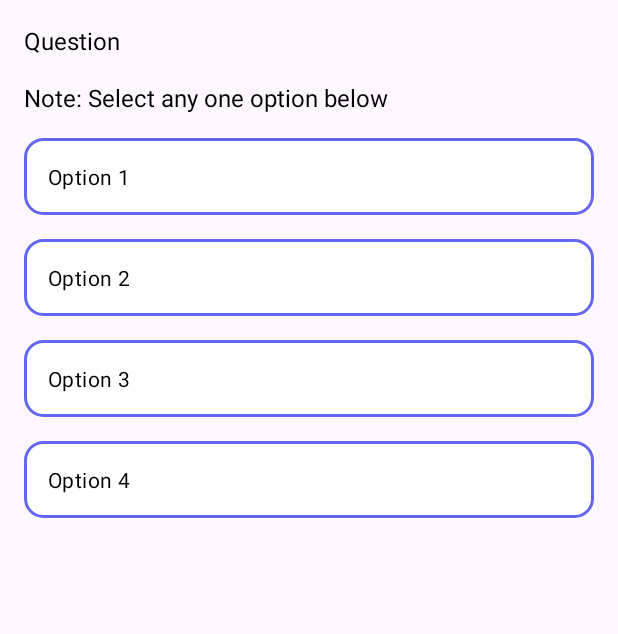
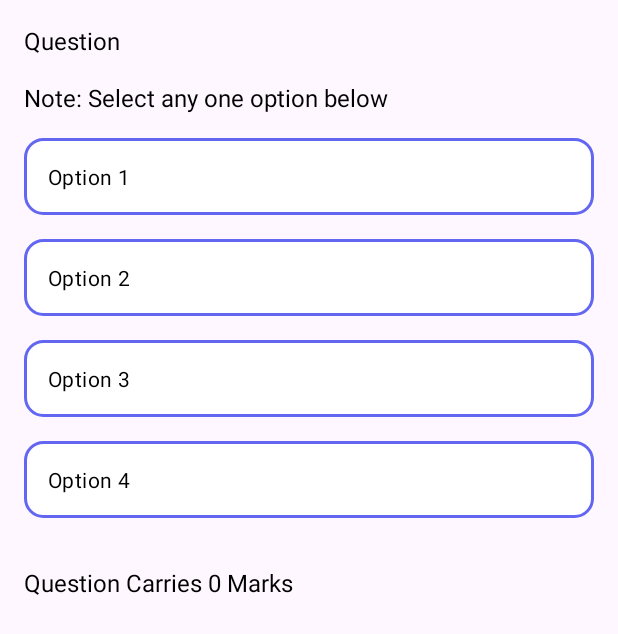
Before and after one commit to adarshaketh/examease, an Android app: the layout item_question.xml on its own in the app's theme, with its tools: preview values and no code run, on a phone screen of 412 x 824 dp. Shown: the top 634 px of the screen. Run offline under Robolectric (Android 15) with nearby library versions, the phone set to English and light mode, and no system bars.

Commit message:
Improvements
Fix profile page totalqns count
search on homepage
update textview, show marks on quizattempt

```diff
--- a/app/src/main/java/com/example/examease/profile/ExamsAdapter.java
+++ b/app/src/main/java/com/example/examease/profile/ExamsAdapter.java
@@ -46,7 +46,7 @@ public class ExamsAdapter extends RecyclerView.Adapter<ExamsAdapter.ExamViewHold
         Exam exam = examList.get(position);
 
         holder.examTitle.setText(exam.getTitle());
-        holder.examDetails.setText(exam.getTotalMarks() + " Questions\nDifficulty: " + getDifficultyLevel(exam.getDifficulty())); // Map difficulty based on value
+        holder.examDetails.setText(exam.getTotalQns() + " Questions\nDifficulty: " + getDifficultyLevel(exam.getDifficulty())); // Map difficulty based on value
 
         holder.itemView.setOnClickListener(v -> {
             // Show dialog with detailed information
@@ -101,8 +101,8 @@ public class ExamsAdapter extends RecyclerView.Adapter<ExamsAdapter.ExamViewHold
                         Long durationObj = documentSnapshot.getLong("duration");
                         int duration = durationObj != null ? durationObj.intValue() : 0;
 
-                        Long totalQuestionsObj = documentSnapshot.getLong("totalMarks");  // Assuming "totalMarks" represents the total number of questions
-                        int totalQuestions = totalQuestionsObj != null ? totalQuestionsObj.intValue() : 0;
+                        List<?> questions = (List<?>) documentSnapshot.get("questions");
+                        int totalQuestions = (questions != null) ? questions.size() : 0;
 
                         // Calculate the number of questions not attempted
                         int notAttemptedQuestions = totalQuestions - noQnsAttempted;
--- a/app/src/main/java/com/example/examease/profile/activity_profile.java
+++ b/app/src/main/java/com/example/examease/profile/activity_profile.java
@@ -153,7 +153,8 @@ public class activity_profile extends AppCompatActivity {
                         Long totalMarks = documentSnapshot.getLong("totalMarks");
                         Long category = documentSnapshot.getLong("category");
                         Long duration = documentSnapshot.getLong("duration");  // Fetch exam duration
-
+                        List<?> questions = (List<?>) documentSnapshot.get("questions");
+                        int totalQns = (questions != null) ? questions.size() : 0;
                         // Accumulate the total exam time (duration is in minutes)
                         if (duration != null) {
                             totalExamTimeInMinutes += duration.intValue();
@@ -173,7 +174,7 @@ public class activity_profile extends AppCompatActivity {
                         }
 
                         // Add the exam to the list
-                        Exam exam = new Exam(examId, title, totalMarks != null ? totalMarks.intValue() : 0, String.valueOf(category), startTime);
+                        Exam exam = new Exam(examId, title, totalMarks != null ? totalMarks.intValue() : 0, totalQns ,String.valueOf(category), startTime);
                         examList.add(exam);
 
                         // Sort the list in descending order based on the start time
--- a/app/src/main/java/com/example/examease/quiz/ExamResultSummary.java
+++ b/app/src/main/java/com/example/examease/quiz/ExamResultSummary.java
@@ -97,8 +97,8 @@ public class ExamResultSummary extends AppCompatActivity {
                 .get()
                 .addOnSuccessListener(documentSnapshot -> {
                     if (documentSnapshot.exists()) {
-                        Long totalQuestions = documentSnapshot.getLong("totalMarks");  // Assuming "totalMarks" represents the total number of questions
-                        int totalQuestionsCount = totalQuestions != null ? totalQuestions.intValue() : 0;
+                        List<?> questions = (List<?>) documentSnapshot.get("questions");
+                        int totalQuestionsCount = (questions != null) ? questions.size() : 0;
 
                         // Update the UI with total questions and calculated not attempted questions
                         totalQuestionsText.setText(String.valueOf(totalQuestionsCount));
--- a/app/src/main/res/layout/dialog_exam_summary.xml
+++ b/app/src/main/res/layout/dialog_exam_summary.xml
@@ -49,7 +49,7 @@
             android:id="@+id/tvQuestionsInfo"
             android:layout_width="0dp"
             android:layout_height="wrap_content"
-            android:text="Total Questions - 120\nTime - 60 mins"
+            android:text="@string/total_questions_0_ntime_0_seconds"
             android:textSize="16sp"
             android:textColor="#000000"
             app:layout_constraintStart_toStartOf="parent"
--- a/app/src/main/res/layout/item_question.xml
+++ b/app/src/main/res/layout/item_question.xml
@@ -2,8 +2,6 @@
 <LinearLayout
     xmlns:android="http://schemas.android.com/apk/res/android"
     android:layout_width="match_parent"
-    xmlns:tools="http://schemas.android.com/tools"
-    tools:context=""
     android:layout_height="match_parent"
     android:orientation="vertical"
     android:padding="16dp">
@@ -12,7 +10,7 @@
         android:id="@+id/tvQuestion"
         android:layout_width="wrap_content"
         android:layout_height="wrap_content"
-        android:text="Question"
+        android:text="@string/question"
         android:textSize="16sp"
         android:textColor="#000"
         android:layout_marginBottom="16dp" />
@@ -21,7 +19,7 @@
         android:id="@+id/info"
         android:layout_width="wrap_content"
         android:layout_height="wrap_content"
-        android:text="Note: Select any one option below"
+        android:text="@string/note_select_any_one_option_below"
         android:textSize="16sp"
         android:textColor="#000"
         android:layout_marginBottom="16dp" />
@@ -37,7 +35,7 @@
             android:id="@+id/rbOption1"
             android:layout_width="match_parent"
             android:layout_height="wrap_content"
-            android:text="Option 1"
+            android:text="@string/option_1"
             android:textSize="14sp"
             android:textColor="@color/radio_button_text_color"
             android:background="@drawable/radio_button_background"
@@ -50,7 +48,7 @@
             android:id="@+id/rbOption2"
             android:layout_width="match_parent"
             android:layout_height="wrap_content"
-            android:text="Option 2"
+            android:text="@string/option_2"
             android:textSize="14sp"
             android:textColor="@color/radio_button_text_color"
             android:background="@drawable/radio_button_background"
@@ -63,7 +61,7 @@
             android:id="@+id/rbOption3"
             android:layout_width="match_parent"
             android:layout_height="wrap_content"
-            android:text="Option 3"
+            android:text="@string/option_3"
             android:textSize="14sp"
             android:textColor="@color/radio_button_text_color"
             android:background="@drawable/radio_button_background"
@@ -76,7 +74,7 @@
             android:id="@+id/rbOption4"
             android:layout_width="match_parent"
             android:layout_height="wrap_content"
-            android:text="Option 4"
+            android:text="@string/option_4"
             android:textSize="14sp"
             android:textColor="@color/radio_button_text_color"
             android:background="@drawable/radio_button_background"
@@ -85,5 +83,12 @@
             android:layout_marginBottom="16dp" />
 
     </RadioGroup>
-
+    <TextView
+        android:id="@+id/qnMarks"
+        android:layout_width="wrap_content"
+        android:layout_height="wrap_content"
+        android:text="@string/question_carries_0_marks"
+        android:textSize="16sp"
+        android:textColor="#000"
+        android:layout_marginTop="16dp" />
 </LinearLayout>
--- a/app/src/main/res/values/strings.xml
+++ b/app/src/main/res/values/strings.xml
@@ -34,4 +34,12 @@
     <string name="test_categories"><b>Test Categories</b></string>
     <!-- TODO: Remove or change this placeholder text -->
     <string name="hello_blank_fragment">Hello blank fragment</string>
+    <string name="total_questions_0_ntime_0_seconds">Total Questions - 0\nTime - 0 Seconds</string>
+    <string name="question_carries_0_marks">Question Carries 0 Marks</string>
+    <string name="option_4">Option 4</string>
+    <string name="option_3">Option 3</string>
+    <string name="option_2">Option 2</string>
+    <string name="option_1">Option 1</string>
+    <string name="note_select_any_one_option_below">Note: Select any one option below</string>
+    <string name="question">Question</string>
 </resources>
```
Also changed, not shown: app/src/main/java/com/example/examease/adapter/QuestionPagerAdapter.java (+6 -3 lines), app/src/main/java/com/example/examease/misc/Home.java (+53 -4 lines), app/src/main/java/com/example/examease/profile/Exam.java (+6 -1 lines), app/src/main/java/com/example/examease/quiz/ExamAttempt.java (+82 -3 lines). Lines whose indentation alone changed are shown as unchanged.
